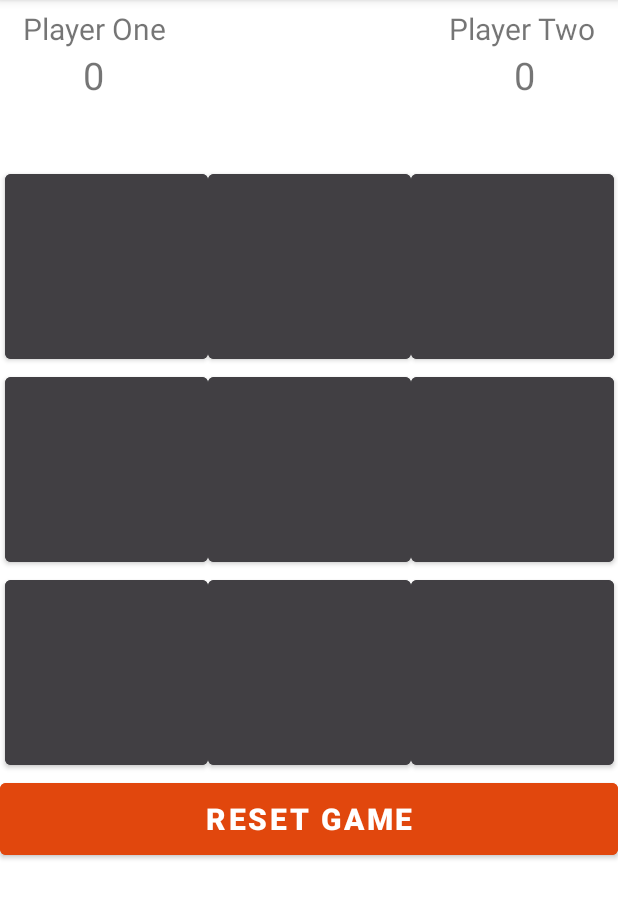
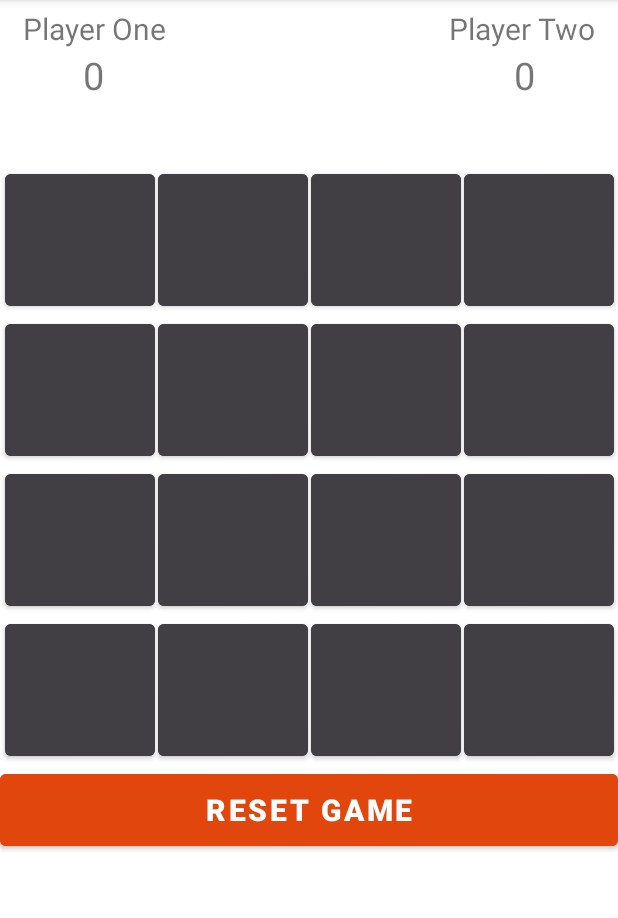
Before and after one commit to danylott/labs_java, an Android app: the screen it shows after launch (MainActivity), on a phone screen of 412 x 824 dp, the part 84-1002 px from its top. Run offline under Robolectric (Android 15) with nearby library versions, the light colour scheme and no system bars.

Commit message:
4x4 modifications is working!

```diff
--- a/tic_tac_toe_android_game/app/src/main/java/com/example/tictactoe/MainActivity.java
+++ b/tic_tac_toe_android_game/app/src/main/java/com/example/tictactoe/MainActivity.java
@@ -10,10 +10,12 @@ import android.widget.Button;
 import android.widget.TextView;
 import android.widget.Toast;
 
+import java.util.Arrays;
+
 public class MainActivity extends AppCompatActivity implements View.OnClickListener {
 
     private TextView playerOneScore, playerTwoScore, playerStatus;
-    private Button [] buttons = new Button[9];
+    private Button [] buttons = new Button[16];
     private Button resetGame;
 
     private int playerOneScoreCount, playerTwoScoreCount, roundCount;
@@ -22,12 +24,12 @@ public class MainActivity extends AppCompatActivity implements View.OnClickListe
     // p1 => 0
     // p2 => 1
     // empty => 2
-    int [] gameState = {2,2,2,2,2,2,2,2,2};
+    int [] gameState = {2,2,2,2,2,2,2,2,2,2,2,2,2,2,2,2};
 
     int [][] winningPositions = {
-            {0, 1, 2}, {3, 4, 5}, {6, 7, 8}, // rows
-            {0, 3, 6}, {1, 4, 7}, {2, 5, 8}, // columns
-            {0, 4, 8}, {2, 4, 6}, // diagonals
+            {0, 1, 2, 3}, {4, 5, 6, 7}, {8, 9, 10, 11}, {12, 13, 14, 15}, // rows
+            {0, 4, 8, 12}, {1, 5, 9, 13}, {2, 6, 10, 14}, {3, 7, 11, 15}, // columns
+            {0, 5, 10, 15}, {3, 6, 9, 12}, // diagonals
     };
 
     @Override
@@ -73,8 +75,15 @@ public class MainActivity extends AppCompatActivity implements View.OnClickListe
         }
         String buttonId = v.getResources().getResourceEntryName(v.getId());
         // get last character of button name
-        int gameStatePointer = Integer.parseInt(
-                buttonId.substring(buttonId.length() - 1, buttonId.length()));
+        int gameStatePointer;
+        try {
+            gameStatePointer = Integer.parseInt(
+                    buttonId.substring(buttonId.length() - 2, buttonId.length()));
+        } catch (Exception e) {
+            gameStatePointer = Integer.parseInt(
+                    buttonId.substring(buttonId.length() - 1, buttonId.length()));
+        }
+
 
         // if first player
         if(activePlayer) {
@@ -93,13 +102,12 @@ public class MainActivity extends AppCompatActivity implements View.OnClickListe
                 playerOneScoreCount++;
                 updatePlayerScore();
                 Toast.makeText(this, "Player One Won!", Toast.LENGTH_SHORT).show();
-                playAgain();
             } else {
                 playerTwoScoreCount++;
                 updatePlayerScore();
                 Toast.makeText(this, "Player two Won!", Toast.LENGTH_SHORT).show();
-                playAgain();
             }
+            playAgain();
 
         } else if (roundCount == buttons.length) {
             playAgain();
--- a/tic_tac_toe_android_game/app/src/main/res/layout/activity_main.xml
+++ b/tic_tac_toe_android_game/app/src/main/res/layout/activity_main.xml
@@ -60,8 +60,8 @@
 
     <Button
         android:id="@+id/btn_0"
-        android:layout_width="135dp"
-        android:layout_height="135dp"
+        android:layout_width="100dp"
+        android:layout_height="100dp"
         android:layout_marginLeft="3dp"
         android:layout_marginTop="15dp"
         android:backgroundTint="#413f43"
@@ -69,12 +69,14 @@
         android:textSize="60sp"
         android:textStyle="bold"
         app:layout_constraintLeft_toLeftOf="parent"
-        app:layout_constraintTop_toBottomOf="@+id/playerStatus" />
+        app:layout_constraintTop_toBottomOf="@+id/playerStatus"
+        />
 
     <Button
         android:id="@+id/btn_1"
-        android:layout_width="135dp"
-        android:layout_height="135dp"
+        android:layout_width="100dp"
+        android:layout_height="100dp"
+        android:layout_marginLeft="2dp"
         android:backgroundTint="#413f43"
         android:textColor="@color/white"
         android:textSize="60sp"
@@ -86,8 +88,9 @@
 
     <Button
         android:id="@+id/btn_2"
-        android:layout_width="135dp"
-        android:layout_height="135dp"
+        android:layout_width="100dp"
+        android:layout_height="100dp"
+        android:layout_marginLeft="2dp"
         android:backgroundTint="#413f43"
         android:textColor="@color/white"
         android:textSize="60sp"
@@ -97,8 +100,20 @@
 
     <Button
         android:id="@+id/btn_3"
-        android:layout_width="135dp"
-        android:layout_height="135dp"
+        android:layout_width="100dp"
+        android:layout_height="100dp"
+        android:layout_marginLeft="2dp"
+        android:backgroundTint="#413f43"
+        android:textColor="@color/white"
+        android:textSize="60sp"
+        android:textStyle="bold"
+        app:layout_constraintLeft_toRightOf="@+id/btn_2"
+        app:layout_constraintTop_toTopOf="@+id/btn_2" />
+
+    <Button
+        android:id="@+id/btn_4"
+        android:layout_width="100dp"
+        android:layout_height="100dp"
         android:backgroundTint="#413f43"
         android:textColor="@color/white"
         android:textSize="60sp"
@@ -107,62 +122,141 @@
         app:layout_constraintTop_toBottomOf="@+id/btn_0" />
 
     <Button
-        android:id="@+id/btn_4"
-        android:layout_width="135dp"
-        android:layout_height="135dp"
-        android:backgroundTint="#413f43"
-        android:textColor="@color/white"
-        android:textSize="60sp"
-        android:textStyle="bold"
-        app:layout_constraintLeft_toRightOf="@+id/btn_3"
-        app:layout_constraintTop_toTopOf="@+id/btn_3"
-
-        />
-
-    <Button
         android:id="@+id/btn_5"
-        android:layout_width="135dp"
-        android:layout_height="135dp"
+        android:layout_width="100dp"
+        android:layout_height="100dp"
+        android:layout_marginLeft="2dp"
         android:backgroundTint="#413f43"
         android:textColor="@color/white"
         android:textSize="60sp"
         android:textStyle="bold"
         app:layout_constraintLeft_toRightOf="@+id/btn_4"
-        app:layout_constraintTop_toTopOf="@+id/btn_4" />
+        app:layout_constraintTop_toTopOf="@+id/btn_4"
+
+        />
 
     <Button
         android:id="@+id/btn_6"
-        android:layout_width="135dp"
-        android:layout_height="135dp"
+        android:layout_width="100dp"
+        android:layout_height="100dp"
+        android:layout_marginLeft="2dp"
         android:backgroundTint="#413f43"
         android:textColor="@color/white"
         android:textSize="60sp"
         android:textStyle="bold"
-        app:layout_constraintLeft_toLeftOf="@+id/btn_3"
-        app:layout_constraintTop_toBottomOf="@+id/btn_3" />
+        app:layout_constraintLeft_toRightOf="@+id/btn_5"
+        app:layout_constraintTop_toTopOf="@+id/btn_5" />
 
     <Button
         android:id="@+id/btn_7"
-        android:layout_width="135dp"
-        android:layout_height="135dp"
+        android:layout_width="100dp"
+        android:layout_height="100dp"
+        android:layout_marginLeft="2dp"
         android:backgroundTint="#413f43"
         android:textColor="@color/white"
         android:textSize="60sp"
         android:textStyle="bold"
         app:layout_constraintLeft_toRightOf="@+id/btn_6"
-        app:layout_constraintTop_toTopOf="@+id/btn_6"
-        />
+        app:layout_constraintTop_toTopOf="@+id/btn_6" />
 
     <Button
         android:id="@+id/btn_8"
-        android:layout_width="135dp"
-        android:layout_height="135dp"
+        android:layout_width="100dp"
+        android:layout_height="100dp"
         android:backgroundTint="#413f43"
         android:textColor="@color/white"
         android:textSize="60sp"
         android:textStyle="bold"
-        app:layout_constraintLeft_toRightOf="@+id/btn_7"
-        app:layout_constraintTop_toTopOf="@+id/btn_7"
+        app:layout_constraintLeft_toLeftOf="@+id/btn_4"
+        app:layout_constraintTop_toBottomOf="@+id/btn_4" />
+
+    <Button
+        android:id="@+id/btn_9"
+        android:layout_width="100dp"
+        android:layout_height="100dp"
+        android:layout_marginLeft="2dp"
+        android:backgroundTint="#413f43"
+        android:textColor="@color/white"
+        android:textSize="60sp"
+        android:textStyle="bold"
+        app:layout_constraintLeft_toRightOf="@+id/btn_8"
+        app:layout_constraintTop_toTopOf="@+id/btn_8"
+        />
+
+    <Button
+        android:id="@+id/btn_10"
+        android:layout_width="100dp"
+        android:layout_height="100dp"
+        android:layout_marginLeft="2dp"
+        android:backgroundTint="#413f43"
+        android:textColor="@color/white"
+        android:textSize="60sp"
+        android:textStyle="bold"
+        app:layout_constraintLeft_toRightOf="@+id/btn_9"
+        app:layout_constraintTop_toTopOf="@+id/btn_9"
+        />
+
+    <Button
+        android:id="@+id/btn_11"
+        android:layout_width="100dp"
+        android:layout_height="100dp"
+        android:layout_marginLeft="2dp"
+        android:backgroundTint="#413f43"
+        android:textColor="@color/white"
+        android:textSize="60sp"
+        android:textStyle="bold"
+        app:layout_constraintLeft_toRightOf="@+id/btn_10"
+        app:layout_constraintTop_toTopOf="@+id/btn_10"
+        />
+
+    <Button
+        android:id="@+id/btn_12"
+        android:layout_width="100dp"
+        android:layout_height="100dp"
+        android:backgroundTint="#413f43"
+        android:textColor="@color/white"
+        android:textSize="60sp"
+        android:textStyle="bold"
+        app:layout_constraintLeft_toLeftOf="@+id/btn_8"
+        app:layout_constraintTop_toBottomOf="@+id/btn_8" />
+
+    <Button
+        android:id="@+id/btn_13"
+        android:layout_width="100dp"
+        android:layout_height="100dp"
+        android:layout_marginLeft="2dp"
+        android:backgroundTint="#413f43"
+        android:textColor="@color/white"
+        android:textSize="60sp"
+        android:textStyle="bold"
+        app:layout_constraintLeft_toRightOf="@+id/btn_12"
+        app:layout_constraintTop_toTopOf="@+id/btn_12"
+        />
+
+    <Button
+        android:id="@+id/btn_14"
+        android:layout_width="100dp"
+        android:layout_height="100dp"
+        android:layout_marginLeft="2dp"
+        android:backgroundTint="#413f43"
+        android:textColor="@color/white"
+        android:textSize="60sp"
+        android:textStyle="bold"
+        app:layout_constraintLeft_toRightOf="@+id/btn_13"
+        app:layout_constraintTop_toTopOf="@+id/btn_13"
+        />
+
+    <Button
+        android:id="@+id/btn_15"
+        android:layout_width="100dp"
+        android:layout_height="100dp"
+        android:layout_marginLeft="2dp"
+        android:backgroundTint="#413f43"
+        android:textColor="@color/white"
+        android:textSize="60sp"
+        android:textStyle="bold"
+        app:layout_constraintLeft_toRightOf="@+id/btn_14"
+        app:layout_constraintTop_toTopOf="@+id/btn_14"
         />
 
     <Button
@@ -174,7 +268,7 @@
         android:backgroundTint="#E1470D"
         android:textSize="20sp"
         android:textStyle="bold"
-        app:layout_constraintTop_toBottomOf="@+id/btn_6"
+        app:layout_constraintTop_toBottomOf="@+id/btn_12"
         app:layout_constraintLeft_toLeftOf="parent"
         app:layout_constraintRight_toRightOf="parent"
         />
```
